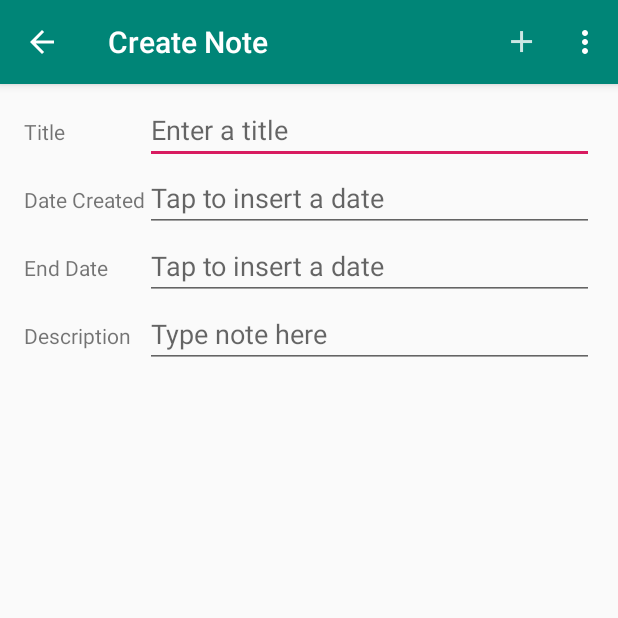
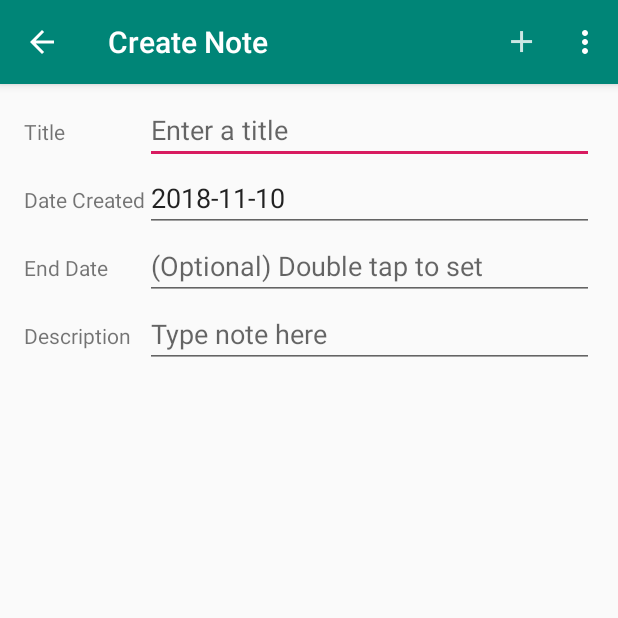
Before and after one commit to almahmouda/MyNotes, an Android app: the CreateNote screen opened directly, with no data from a screen before it, on a phone screen of 412 x 824 dp, the top half of it. Run offline under Robolectric (Android 15) with nearby library versions, the phone set to English and light mode, and no system bars.

Commit message:
CreateNote.java: Added a FragmentManager object to handle a fragment and an dialogIndex to know which view is calling the fragment. Implemented code to set the date in the create date EditText view.
content_create_note.xml: Change the inputType from date to none and added the textIsSelectable=true attribute.  This makes the EditText uneditable forcing the user to use the DatePicker to set the date.

string.xml: Added a new string resource.

```diff
--- a/app/src/main/java/com/example/admin/mynotes/CreateNote.java
+++ b/app/src/main/java/com/example/admin/mynotes/CreateNote.java
@@ -4,6 +4,7 @@ import android.app.DatePickerDialog;
 import android.content.Intent;
 import android.graphics.Color;
 import android.os.Bundle;
+import android.support.v4.app.FragmentManager;
 import android.support.v7.app.AppCompatActivity;
 import android.support.v7.widget.Toolbar;
 import android.view.Menu;
@@ -19,18 +20,22 @@ import java.util.Locale;
 
 public class CreateNote extends AppCompatActivity {
 
-    // declare an intent
+    // Declare an intent
     Intent intent;
-    // declare EditTexts - used to reference  the EditText in the resource file
+    // Declare EditTexts - used to reference  the EditText in the resource file
     EditText titleEditText;
     EditText dateCreatedEditText;
     EditText dateEndEditText;
     EditText descriptionEditText;
-
-
-    // declare Calendar - used to map the data selected in the DatePickerDialog
+    // Declare Calendar - used to map the data selected in the DatePickerDialog
     Calendar calendar;
+    // Declare a DBHandler to send data to the database
     DBHandler dbHandler;
+    // Create a FragmentManager object to manage the creation of the fragment in the current
+    // activity
+    FragmentManager fm = getSupportFragmentManager();
+    // Create a control index to know which button or view is calling the fragment
+    int dialogIndex = 0;
 
 
     @Override
@@ -40,26 +45,22 @@ public class CreateNote extends AppCompatActivity {
         Toolbar toolbar = findViewById(R.id.toolbar);
         setSupportActionBar(toolbar);
 
-        // up button
+        // Implement an Up Button in the AppBar to return to the calling (parent) activity
         if (getSupportActionBar() != null) {
             getSupportActionBar().setDisplayHomeAsUpEnabled(true);
         }
 
-        // initialize Calender
+        // Initialize Calender
         calendar = Calendar.getInstance();
 
-//        String currDate = new SimpleDateFormat("YYYY-MM-dd", Locale.getDefault()).format(new Date());
-//        String currDateN;
-//        currDateN = String.format("%d-%d-%d", calendar.get(Calendar.YEAR),calendar.get(Calendar.YEAR),calendar.get(Calendar.YEAR));
-//        String currDateD = calendar.get(Calendar.YEAR) + "-" + calendar.get(Calendar.YEAR) + "-" + calendar.get(Calendar.YEAR);
-        // initialize EditTexts
+        // Initialize the EditTexts with associated views in the activity
         titleEditText = findViewById(R.id.titleEditText);
         dateCreatedEditText = findViewById(R.id.dateCreatedEditText);
-//        dateCreatedEditText.setText(calendar.get(Calendar.YEAR) + "-" + calendar.get(Calendar.MONTH) + "-" + calendar.get(Calendar.DAY_OF_MONTH));
-//        calendar.get(Calendar.YEAR) + "-" + calendar.get(Calendar.YEAR) + "-" + calendar.get(Calendar.YEAR)
         dateEndEditText = findViewById(R.id.dateEndEditText);
         descriptionEditText = findViewById(R.id.descriptionEditText);
 
+        // Set the current date in the dateCreateEditText
+        dateCreatedEditText.setText(new SimpleDateFormat("yyyy-MM-dd", Locale.getDefault()).format(calendar.getTime()));
 
         dbHandler = new DBHandler(this, null);
 
--- a/app/src/main/res/layout/content_create_note.xml
+++ b/app/src/main/res/layout/content_create_note.xml
@@ -70,8 +70,9 @@
                     android:layout_weight="1"
                     android:ems="10"
                     android:hint="@string/hint_create_date"
-                    android:inputType="date"
-                    tools:ignore="Autofill,RtlHardcoded" />
+                    android:inputType="none"
+                    android:textIsSelectable="true"
+                    tools:ignore="Autofill,RtlHardcoded,TextFields" />
             </TableRow>
 
             <TableRow
@@ -93,9 +94,10 @@
                     android:layout_marginRight="8dp"
                     android:layout_weight="1"
                     android:ems="10"
-                    android:hint="@string/hint_create_date"
-                    android:inputType="date"
-                    tools:ignore="Autofill,RtlHardcoded" />
+                    android:hint="@string/hint_set_date"
+                    android:inputType="none"
+                    android:textIsSelectable="true"
+                    tools:ignore="Autofill,RtlHardcoded,TextFields" />
             </TableRow>
 
             <TableRow
--- a/app/src/main/res/values/strings.xml
+++ b/app/src/main/res/values/strings.xml
@@ -15,6 +15,7 @@
     <string name="label_description">Description:</string>
     <string name="hint_enter_title">Enter a title</string>
     <string name="hint_create_date">Tap to insert a date</string>
+    <string name="hint_set_date">(Optional) Double tap to set</string>
     <string name="hint_note">Type note here</string>
     <string name="action_edit_note">Edit</string>
     <string name="action_delete_note">Delete</string>
```
